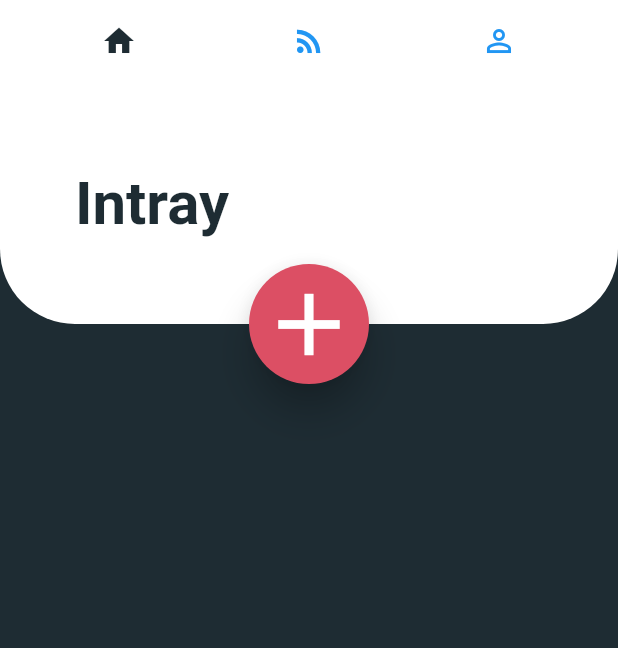
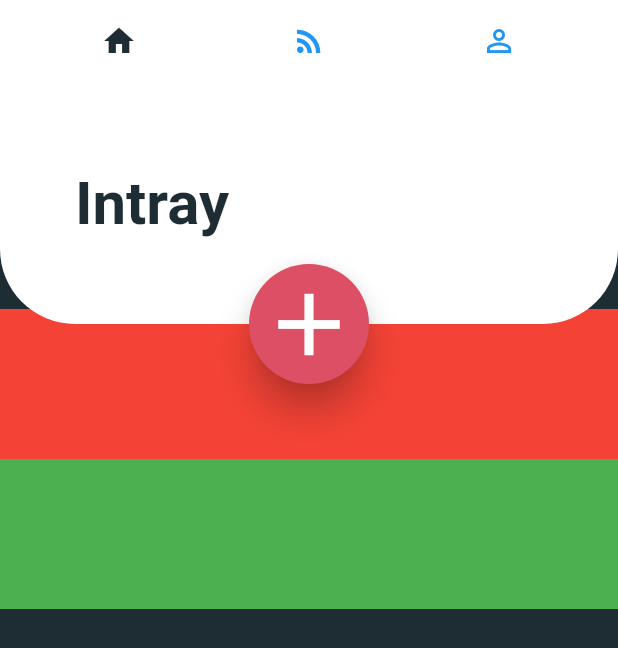
Before and after one commit to adolesamuel/todo_app, a Flutter app: the screen it shows after launch, on a phone screen of 412 x 824 dp. Shown: the top 648 px of the screen. Run offline on Flutter 3.47's test engine with Material 2 defaults, Android fonts, the phone set to English and light mode, and no system bars; Roboto replaces fonts that are missing (Avenir).

Commit message:
intraypage created

```diff
--- /dev/null
+++ b/todo_app/lib/UI/Intray/Intray_page.dart
@@ -0,0 +1,40 @@
+import 'package:flutter/material.dart';
+import 'package:todo_app/models/global.dart';
+
+class IntrayPage extends StatefulWidget {
+  IntrayPage({Key key, this.title}) : super(key: key);
+  final String title;
+
+  @override
+  _IntrayPageState createState() => _IntrayPageState();
+}
+
+class _IntrayPageState extends State<IntrayPage> {
+  @override
+  Widget build(BuildContext context) {
+    //return of home screen material
+    return Container(
+
+      color: darkGreyColor,
+      child: ListView(
+        padding: EdgeInsets.only(top: 150,),
+        scrollDirection: Axis.vertical,
+        children: getList(),
+      ),
+    );
+  }
+List<Widget> getList() {
+  return [
+    Container(
+      height: 100,
+      color: Colors.red,),
+
+      Container(
+      height: 100,
+      color: Colors.green,),
+
+  ];
+
+}
+
+}
--- a/todo_app/lib/main.dart
+++ b/todo_app/lib/main.dart
@@ -1,5 +1,6 @@
 import 'package:flutter/material.dart';
 import 'package:flutter/services.dart';
+import 'package:todo_app/UI/Intray/Intray_page.dart';
 import 'models/global.dart';
 
 void main() => runApp(MyApp());
@@ -41,7 +42,9 @@ class _MyHomePageState extends State<MyHomePage> {
             body:
                  Stack(
                       children: <Widget>[
-                        TabBarView(children: [new Container(color: darkGreyColor,),
+                        TabBarView(children:
+                        [
+                          IntrayPage(),
                             new Container(color: Colors.orange,),
                             new Container(color: Colors.lightGreen,),],
                             ),
```
